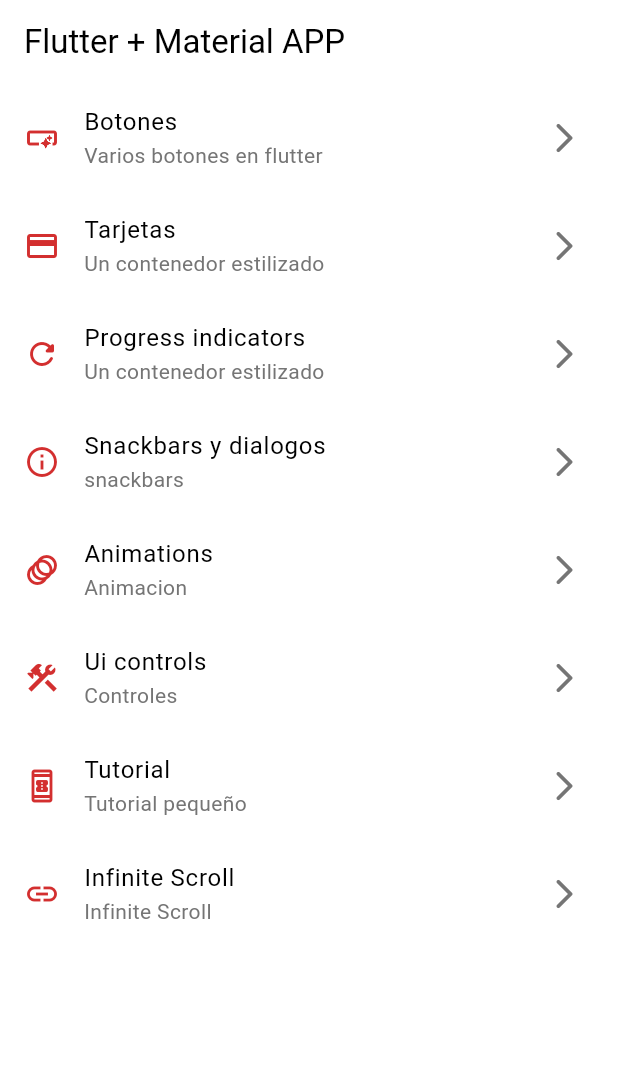
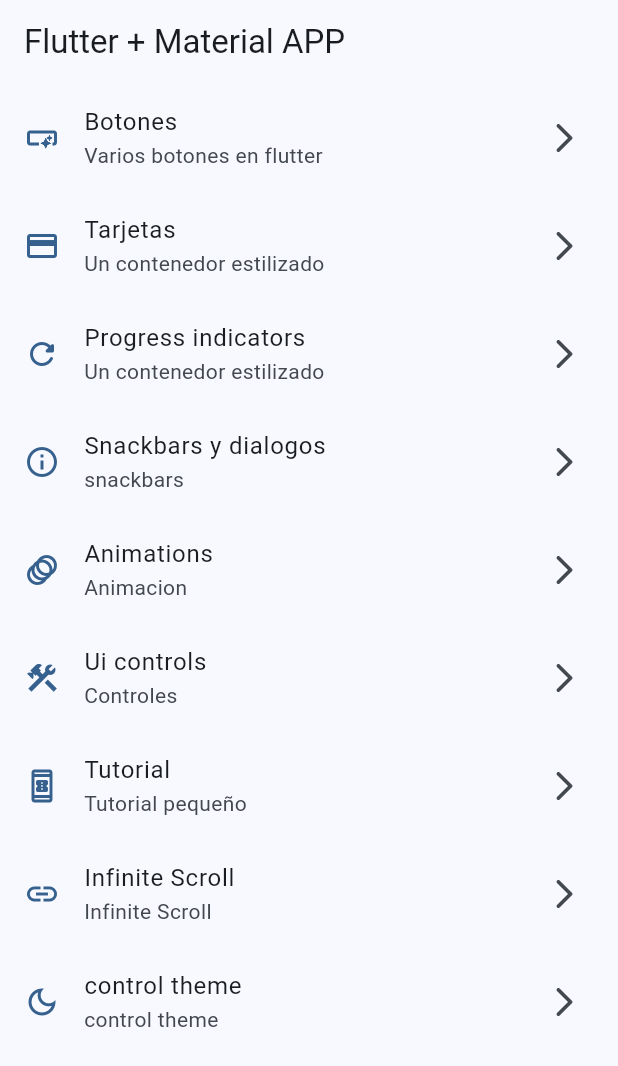
Before and after one commit to anderson2549/FitBuddy, a Flutter app: the screen it shows after launch, on a phone screen of 412 x 824 dp. Shown: the top 1066 px of the screen. Run offline on Flutter 3.47's test engine with Material 3 defaults, Android fonts, the phone set to English and light mode, and no system bars; our stand-ins replace animate_do, flutter_riverpod, go_router.

Commit message:
Add themes riverpod

```diff
--- a/lib/config/app_theme.dart
+++ b/lib/config/app_theme.dart
@@ -85,27 +85,70 @@ final redColorScheme = ColorScheme(
   surfaceTint: _redPrimary, // Tinte de la superficie
 );
 
+final redColorSchemeDark = ColorScheme(
+  brightness: Brightness.dark,
+  primary: _redPrimary,
+  onPrimary: _redOnPrimary,
+  primaryContainer: Color(0xFF4A0000),
+  onPrimaryContainer: _redOnPrimaryContainer,
+  secondary: _redSecondary,
+  onSecondary: _redOnSecondary,
+  secondaryContainer: Color(0xFF330000),
+  onSecondaryContainer: _redOnSecondaryContainer,
+  tertiary: _redTertiary,
+  onTertiary: _redOnTertiary,
+  tertiaryContainer: Color(0xFF2D0016),
+  onTertiaryContainer: _redOnTertiaryContainer,
+  error: _redError,
+  onError: _redOnError,
+  errorContainer: Color(0xFF93000A),
+  onErrorContainer: _redOnErrorContainer,
+  surface: Color(0xFF121212),
+  onSurface: Colors.white,
+  onSurfaceVariant: Color(0xFFBDBDBD),
+  outline: Color(0xFF757575),
+  shadow: Colors.black,
+  inverseSurface: Color(0xFFE0E0E0),
+  onInverseSurface: Color(0xFF212121),
+  inversePrimary: Color(0xFFFF8A80),
+  surfaceTint: _redPrimary,
+);
+
 class AppTheme {
   final int selectColor;
   final bool useRedScheme;
+  final bool isDartMode;
 
-  AppTheme({this.selectColor = 0, this.useRedScheme = false})
-    : assert(selectColor >= 0, 'Select color must be greater then 0'),
-      assert(
-        selectColor < colorList.length,
-        'Select color must be less or equals than ${colorList.length}',
-      );
+  AppTheme({
+    this.selectColor = 0,
+    this.useRedScheme = false,
+    this.isDartMode = false,
+  }) : assert(selectColor >= 0, 'Select color must be greater then 0'),
+       assert(
+         selectColor < colorList.length,
+         'Select color must be less or equals than ${colorList.length}',
+       );
 
   ThemeData getTheme() =>
       useRedScheme
           ? ThemeData(
             useMaterial3: true,
-            colorScheme: redColorScheme,
+            brightness: isDartMode ? Brightness.dark : Brightness.light,
+            colorScheme: isDartMode ? redColorSchemeDark : redColorScheme,
             appBarTheme: const AppBarTheme(centerTitle: false),
           )
           : ThemeData(
             useMaterial3: true,
+            brightness: isDartMode ? Brightness.dark : Brightness.light,
             colorSchemeSeed: colorList[selectColor],
             appBarTheme: const AppBarTheme(centerTitle: false),
           );
+
+  AppTheme copyWith({int? selectColor, bool? useRedScheme, bool? isDartMode}) {
+    return AppTheme(
+      selectColor: selectColor ?? this.selectColor,
+      useRedScheme: useRedScheme ?? this.useRedScheme,
+      isDartMode: isDartMode ?? this.isDartMode,
+    );
+  }
 }
--- /dev/null
+++ b/lib/config/provider/counter_provider.dart
@@ -0,0 +1,3 @@
+import 'package:flutter_riverpod/flutter_riverpod.dart';
+
+final counterProvider = StateProvider<int>((ref) => 6);
--- a/lib/config/router.dart
+++ b/lib/config/router.dart
@@ -71,5 +71,10 @@ final GoRouter appRouter = GoRouter(
       builder: (context, state) => InfiniteScrollScreen(),
       name: InfiniteScrollScreen.name,
     ),
+    GoRoute(
+      path: "/controltheme",
+      builder: (context, state) => ThemeChanger(),
+      name: ThemeChanger.name,
+    ),
   ],
 );
--- a/lib/main.dart
+++ b/lib/main.dart
@@ -1,20 +1,23 @@
+import 'package:fitbuddy/config/provider/theme_provider.dart';
 import 'package:flutter/material.dart';
 import 'package:fitbuddy/config/app_theme.dart';
 import 'package:fitbuddy/config/router.dart';
+import 'package:flutter_riverpod/flutter_riverpod.dart';
 
 void main() {
-  runApp(const MainApp());
+  runApp(ProviderScope(child: const MainApp()));
 }
 
-class MainApp extends StatelessWidget {
+class MainApp extends ConsumerWidget {
   const MainApp({super.key});
 
   @override
-  Widget build(BuildContext context) {
+  Widget build(BuildContext context, ref) {
+    final AppTheme appTheme = ref.watch(themeNotifierProvider);
     return MaterialApp.router(
       title: "Flutter widgets",
       debugShowCheckedModeBanner: false,
-      theme: AppTheme(useRedScheme: true).getTheme(),
+      theme: appTheme.getTheme(),
       routerConfig: appRouter,
     );
   }
--- a/lib/menu_items/menu_items.dart
+++ b/lib/menu_items/menu_items.dart
@@ -63,4 +63,10 @@ List<MenuItems> appMenuItems = <MenuItems>[
     link: "/scroll",
     icon: Icons.insert_link_outlined,
   ),
+  MenuItems(
+    title: "control theme",
+    subTitle: "control theme",
+    link: "/controltheme",
+    icon: Icons.dark_mode_outlined,
+  ),
 ];
--- a/lib/presentations/importScreen.dart
+++ b/lib/presentations/importScreen.dart
@@ -9,3 +9,4 @@ export 'package:fitbuddy/presentations/screens/testing_screen/infinite_scroll/in
 export 'package:fitbuddy/presentations/screens/testing_screen/progress/progress_screen.dart';
 export 'package:fitbuddy/presentations/screens/testing_screen/snackbar/snackbar_screen.dart';
 export 'package:fitbuddy/presentations/screens/testing_screen/ui_controls/ui_constrols_screen.dart';
+export 'package:fitbuddy/presentations/screens/testing_screen/theme_changer/theme_changer.dart';
--- a/lib/presentations/screens/testing_screen/app_tutorial/app_tutorial_screen.dart
+++ b/lib/presentations/screens/testing_screen/app_tutorial/app_tutorial_screen.dart
@@ -47,7 +47,7 @@ class _AppTutorialScreenState extends State<AppTutorialScreen> {
   @override
   Widget build(BuildContext context) {
     return Scaffold(
-      backgroundColor: Colors.white,
+      backgroundColor: Theme.of(context).colorScheme.surface,
       body: Stack(
         children: [
           PageView(
@@ -134,8 +134,9 @@ class _Slide extends StatelessWidget {
 
   @override
   Widget build(BuildContext context) {
-    final titleStyle = Theme.of(context).textTheme.titleLarge;
-    final captionStyle = Theme.of(context).textTheme.bodySmall;
+    final theme = Theme.of(context);
+    final titleStyle = theme.textTheme.titleLarge;
+    final captionStyle = theme.textTheme.bodyMedium;
     return Padding(
       padding: EdgeInsets.symmetric(horizontal: 30),
       child: Center(
@@ -144,10 +145,10 @@ class _Slide extends StatelessWidget {
           mainAxisAlignment: MainAxisAlignment.center,
           children: [
             Image(image: AssetImage(imagePath)),
+            const SizedBox(height: 80),
+            Text(title, style: titleStyle),
             const SizedBox(height: 20),
-            Text(title, style: titleStyle),
-            const SizedBox(height: 10),
-            Text(caption, textAlign: TextAlign.center, style: captionStyle),
+            Text(caption, textAlign: TextAlign.left, style: captionStyle),
           ],
         ),
       ),
--- a/lib/presentations/screens/testing_screen/ui_controls/ui_constrols_screen.dart
+++ b/lib/presentations/screens/testing_screen/ui_controls/ui_constrols_screen.dart
@@ -81,7 +81,6 @@ class _ControlUIViewState extends State<_ControlUIView> {
           ],
         ),
 
-        //TODO dsds
         CheckboxListTile(
           title: Text('Desayuno?'),
           subtitle: Text('Quiere desa'),
--- a/pubspec.yaml
+++ b/pubspec.yaml
@@ -32,6 +32,7 @@ dependencies:
   cupertino_icons: ^1.0.8
   flutter:
     sdk: flutter
+  flutter_riverpod: ^2.6.1
   go_router: ^15.1.2
 
 dev_dependencies:
```
Also changed, not shown: lib/config/provider/theme_provider.dart (added, +29 -0 lines), lib/presentations/screens/testing_screen/theme_changer/theme_changer.dart (added, +67 -0 lines), pubspec.lock.
